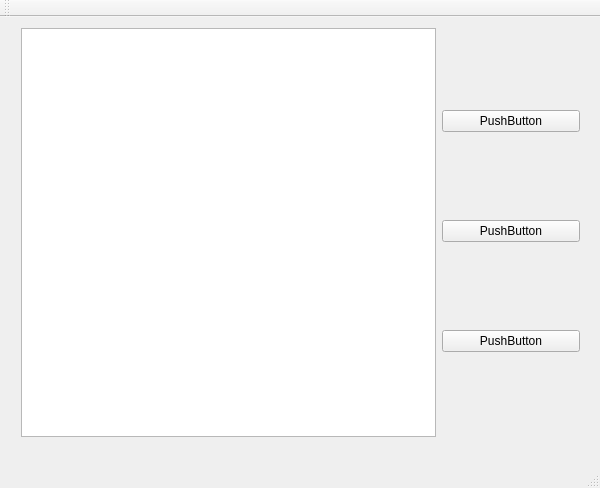
Old version of the form mainwindow.ui in the repository K4rBie/kapitan-ameryka.
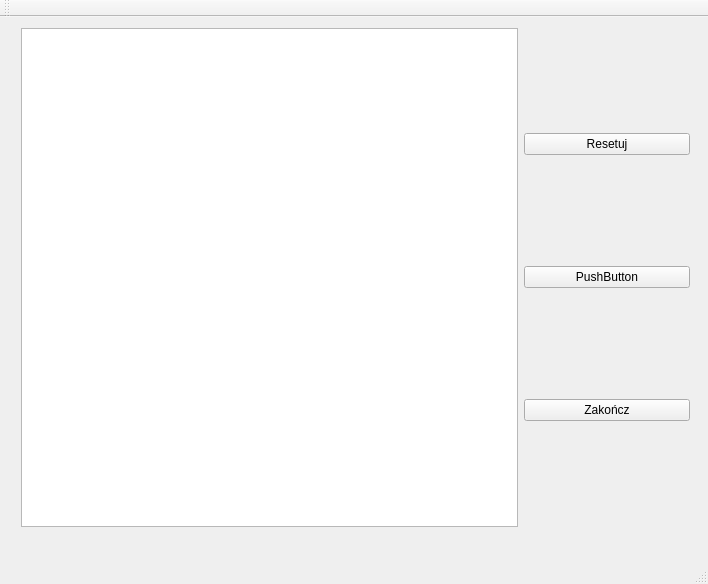
New version of the form.

```diff
--- a/mainwindow.ui
+++ b/mainwindow.ui
@@ -6,8 +6,8 @@
    <rect>
     <x>0</x>
     <y>0</y>
-    <width>600</width>
-    <height>488</height>
+    <width>708</width>
+    <height>584</height>
    </rect>
   </property>
   <property name="sizePolicy">
@@ -67,8 +67,8 @@
      <rect>
       <x>10</x>
       <y>0</y>
-      <width>581</width>
-      <height>431</height>
+      <width>691</width>
+      <height>521</height>
      </rect>
     </property>
     <layout class="QHBoxLayout" name="horizontalLayout" stretch="3,1">
@@ -83,7 +83,7 @@
        <item>
         <widget class="QPushButton" name="pushButton_3">
          <property name="text">
-          <string>PushButton</string>
+          <string>Resetuj</string>
          </property>
         </widget>
        </item>
@@ -97,7 +97,7 @@
        <item>
         <widget class="QPushButton" name="pushButton">
          <property name="text">
-          <string>PushButton</string>
+          <string>Zakończ</string>
          </property>
         </widget>
        </item>
```
Left out of the diff: 8 changed lines with no effect on the pictures.
